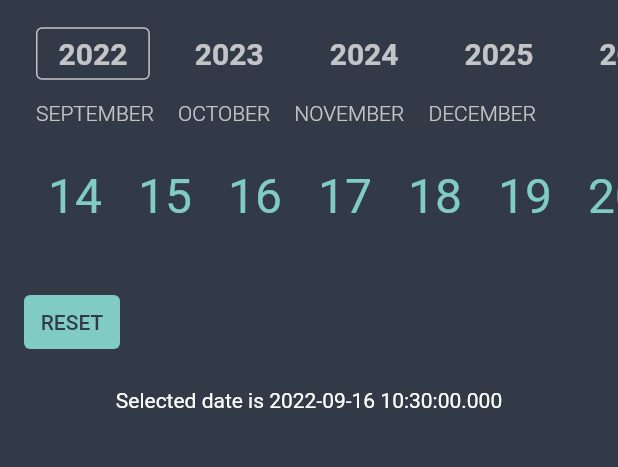
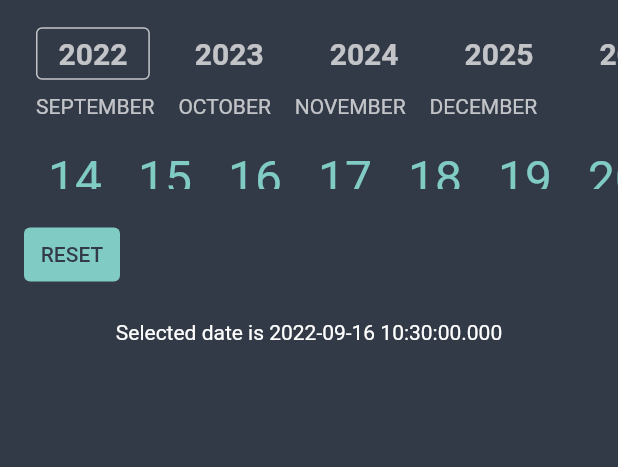
Before and after one commit to muhammadtalhasultan/calendar_timeline, a Flutter app: the screen it shows after launch, after a tap on an icon or button, on a phone screen of 412 x 824 dp, the part 59-526 px from its top. Run offline on Flutter 3.47's test engine with Material 2 defaults, Android fonts, the phone set to English and light mode, and no system bars; drawn by our look-alikes of scrollable_positioned_list.

Commit message:
variable 'shrink' to save more space (#47)
* Update calendar_timeline.dart

* Update day_item.dart

* Update month_item.dart

* Update year_item.dart

* Update calendar_timeline.dart

* Update month_item.dart

```diff
--- a/lib/src/calendar_timeline.dart
+++ b/lib/src/calendar_timeline.dart
@@ -27,6 +27,7 @@ class CalendarTimeline extends StatefulWidget {
   final Color? monthColor;
   final Color? dotsColor;
   final Color? dayNameColor;
+  final bool shrink;
   final String? locale;
 
   /// If true, it will show a separate row for the years.
@@ -47,6 +48,7 @@ class CalendarTimeline extends StatefulWidget {
     this.monthColor,
     this.dotsColor,
     this.dayNameColor,
+    this.shrink = false,
     this.locale,
     this.showYears = false,
   })  : assert(
@@ -337,6 +339,7 @@ class _CalendarTimelineState extends State<CalendarTimeline> {
                   onTap: () => _onSelectYear(index),
                   color: widget.monthColor,
                   small: false,
+                  shrink: widget.shrink,
                 ),
                 if (index == _years.length - 1)
                   // Last element to take space to do scroll to left side
@@ -358,7 +361,7 @@ class _CalendarTimelineState extends State<CalendarTimeline> {
   /// months in the calendar and the small version of [YearItem] for each year in between
   Widget _buildMonthList() {
     return Container(
-      height: 40,
+      height: 30,
       child: ScrollablePositionedList.builder(
         initialScrollIndex: _monthSelectedIndex ?? 0,
         initialAlignment: _scrollAlignment,
@@ -386,6 +389,7 @@ class _CalendarTimelineState extends State<CalendarTimeline> {
                       name: DateFormat.y(_locale).format(currentDate),
                       color: widget.monthColor,
                       onTap: () {},
+                      shrink: widget.shrink,
                     ),
                   ),
                 MonthItem(
@@ -393,6 +397,8 @@ class _CalendarTimelineState extends State<CalendarTimeline> {
                   name: monthName,
                   onTap: () => _onSelectMonth(index),
                   color: widget.monthColor,
+                  shrink: widget.shrink,
+                  activeColor: widget.activeBackgroundDayColor,
                 ),
                 if (index == _months.length - 1)
                   // Last element to take space to do scroll to left side
@@ -415,14 +421,14 @@ class _CalendarTimelineState extends State<CalendarTimeline> {
   Widget _buildDayList() {
     return SizedBox(
       key: Key('ScrollableDayList'),
-      height: 75,
+      height: 40,
       child: ScrollablePositionedList.builder(
         itemScrollController: _controllerDay,
         initialScrollIndex: _daySelectedIndex ?? 0,
         initialAlignment: _scrollAlignment,
         scrollDirection: Axis.horizontal,
         itemCount: _days.length,
-        padding: EdgeInsets.only(left: widget.leftMargin, right: 10),
+        padding: EdgeInsets.only(left: widget.leftMargin, right: 6),
         itemBuilder: (BuildContext context, int index) {
           final currentDay = _days[index];
           final shortName =
@@ -444,6 +450,7 @@ class _CalendarTimelineState extends State<CalendarTimeline> {
                 activeDayBackgroundColor: widget.activeBackgroundDayColor,
                 dotsColor: widget.dotsColor,
                 dayNameColor: widget.dayNameColor,
+                shrink: widget.shrink,
               ),
               if (index == _days.length - 1)
                 // Last element to take space to do scroll to left side
--- a/lib/src/day_item.dart
+++ b/lib/src/day_item.dart
@@ -12,8 +12,9 @@ class DayItem extends StatelessWidget {
   final bool available;
   final Color? dotsColor;
   final Color? dayNameColor;
+  final bool shrink;
 
-  const DayItem({
+  DayItem({
     Key? key,
     required this.dayNumber,
     required this.shortName,
@@ -25,10 +26,9 @@ class DayItem extends StatelessWidget {
     this.available = true,
     this.dotsColor,
     this.dayNameColor,
+    this.shrink = false,
   }) : super(key: key);
 
-  final double height = 70.0;
-  final double width = 60.0;
 
   _buildDay(BuildContext context) {
     final textStyle = TextStyle(
@@ -36,11 +36,11 @@ class DayItem extends StatelessWidget {
         ? dayColor ?? Theme.of(context).colorScheme.secondary
         : dayColor?.withOpacity(0.5) ??
         Theme.of(context).colorScheme.secondary.withOpacity(0.5),
-      fontSize: 32,
+      fontSize: shrink ? 14 : 32,
       fontWeight: FontWeight.normal);
     final selectedStyle = TextStyle(
       color: activeDayColor ?? Colors.white,
-      fontSize: 32,
+      fontSize: shrink ? 14 : 32,
       fontWeight: FontWeight.bold,
       height: 0.8,
     );
@@ -55,16 +55,16 @@ class DayItem extends StatelessWidget {
           borderRadius: BorderRadius.circular(12.0),
         )
           : BoxDecoration(color: Colors.transparent),
-        height: height,
-        width: width,
+        height: shrink ? 40 : 70,
+        width: shrink ? 33 : 60,
         child: Column(
           children: <Widget>[
             if (isSelected) ...[
-              SizedBox(height: 7),
-              _buildDots(),
-              SizedBox(height: 12),
+              SizedBox(height: shrink ? 6 : 7),
+              if(! shrink) _buildDots(),
+              SizedBox(height: shrink ? 9 : 12),
             ] else
-              SizedBox(height: 14),
+              SizedBox(height:shrink ? 10 : 14),
             Text(
               dayNumber.toString(),
               style: isSelected ? selectedStyle : textStyle,
@@ -75,7 +75,7 @@ class DayItem extends StatelessWidget {
                 style: TextStyle(
                   color: dayNameColor ?? activeDayColor ?? Colors.white,
                   fontWeight: FontWeight.bold,
-                  fontSize: 14,
+                  fontSize: shrink ? 9 :  14,
                 ),
               ),
           ],
--- a/lib/src/month_item.dart
+++ b/lib/src/month_item.dart
@@ -6,12 +6,16 @@ class MonthItem extends StatelessWidget {
   final Function onTap;
   final bool isSelected;
   final Color? color;
+  final Color? activeColor;
+  final bool shrink;
 
   MonthItem({
     required this.name,
     required this.onTap,
     this.isSelected = false,
-    this.color
+    this.color,
+    this.activeColor,
+    required this.shrink
   });
 
   @override
@@ -21,9 +25,9 @@ class MonthItem extends StatelessWidget {
       child: Text(
         this.name.toUpperCase(),
         style: TextStyle(
-          fontSize: 14,
-          color: color ?? Colors.black87,
-          fontWeight: this.isSelected ? FontWeight.bold : FontWeight.w300,
+          fontSize: shrink ? 10 : 14,
+          color: this.isSelected ? activeColor ?? Color(0xFF002265) : color ?? Colors.black87,
+          fontWeight: this.isSelected ? FontWeight.bold : FontWeight.normal,
         ),
       ),
     );
--- a/lib/src/year_item.dart
+++ b/lib/src/year_item.dart
@@ -9,13 +9,16 @@ class YearItem extends StatelessWidget {
   final bool isSelected;
   final Color? color;
   final bool small;
+  final bool shrink;
+
 
   YearItem({
     required this.name,
     required this.onTap,
     this.isSelected = false,
     this.small = true,
-    this.color
+    this.color,
+    required this.shrink,
   });
 
   @override
@@ -34,7 +37,7 @@ class YearItem extends StatelessWidget {
           child: Text(
             name.toUpperCase(),
             style: TextStyle(
-              fontSize: small ? 12 : 20,
+              fontSize: shrink ? 9 : small ? 12 : 20,
               color: color ?? Colors.black87,
               fontWeight: FontWeight.bold,
             ),
```
